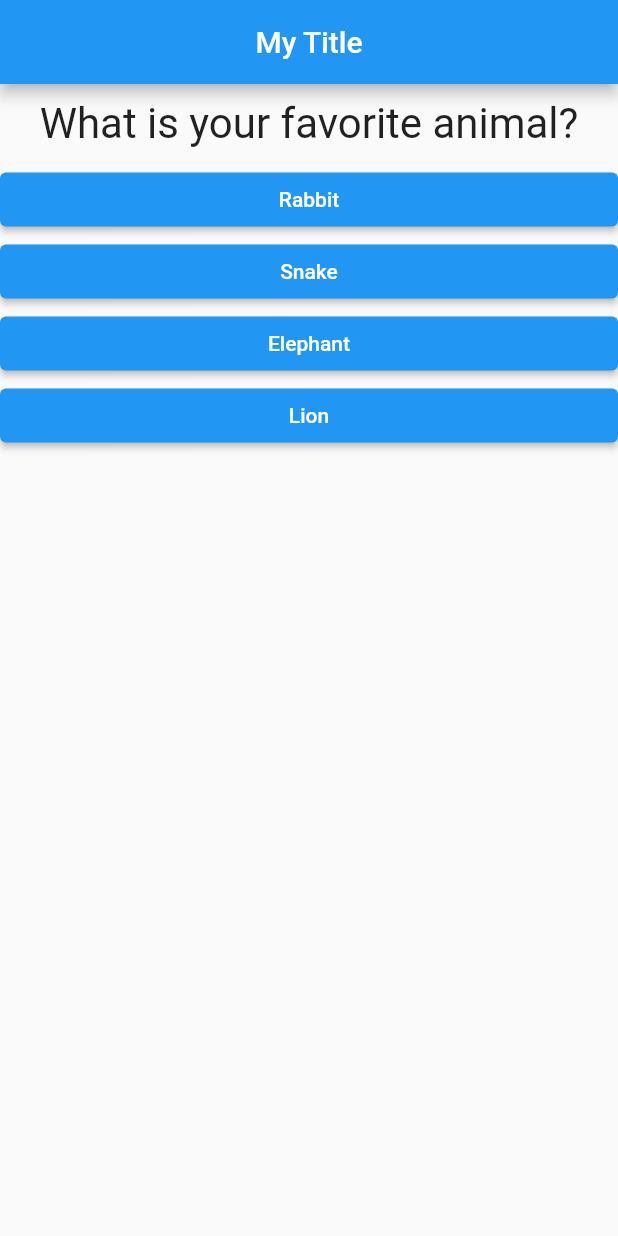
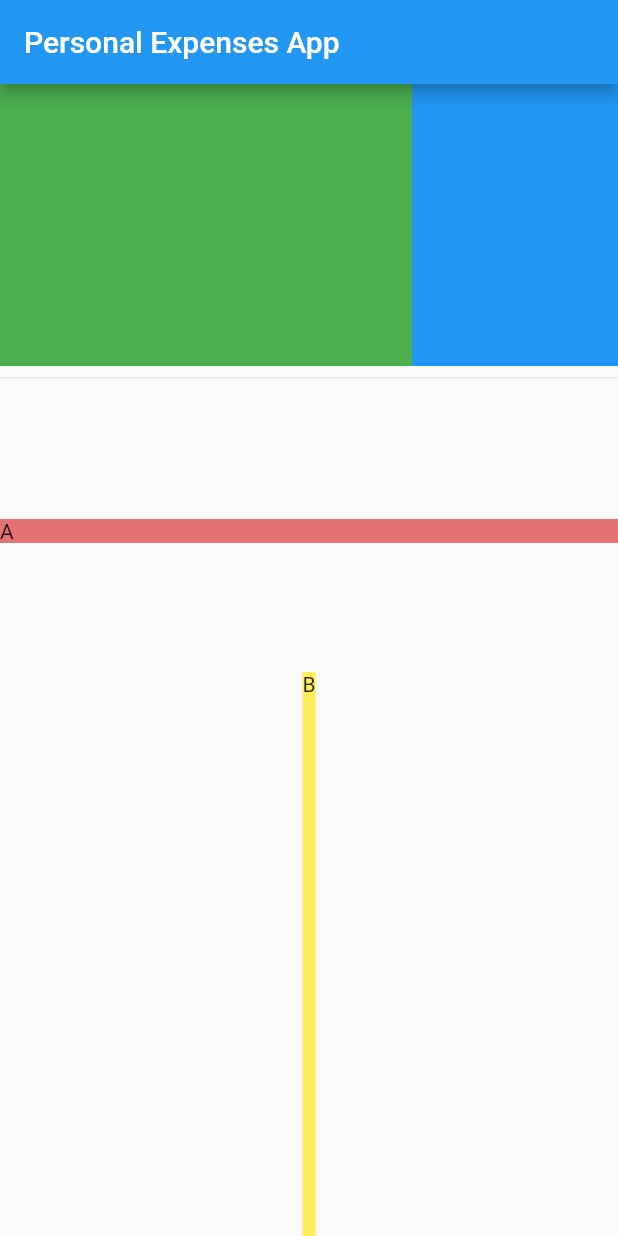
Before and after one commit to MircoSteyer/learn-flutter, a Flutter app: the screen it shows after launch, on a phone screen of 412 x 824 dp. Run offline on Flutter 3.47's test engine with Material 2 defaults, Android fonts, the phone set to English and light mode, and no system bars.

Commit message:
some experimentation with layout

```diff
--- a/lib/answer.dart
+++ /dev/null
@@ -1,22 +0,0 @@
-import 'package:flutter/material.dart';
-
-class Answer extends StatelessWidget {
-  final VoidCallback _onPressed;
-  final String _answer;
-
-  const Answer(this._onPressed, this._answer, {Key? key}) : super(key: key);
-
-  @override
-  Widget build(BuildContext context) {
-    return Container(
-      width: double.infinity,
-      child: ElevatedButton(
-        style: ButtonStyle(
-          backgroundColor: MaterialStateProperty.all(Colors.blue),
-        ),
-        child: Text(_answer),
-        onPressed: _onPressed,
-      ),
-    );
-  }
-}
--- /dev/null
+++ b/lib/home.dart
@@ -0,0 +1,60 @@
+import 'package:flutter/material.dart';
+
+class HomePage extends StatelessWidget {
+  const HomePage({Key? key}) : super(key: key);
+
+  @override
+  Widget build(BuildContext context) {
+    return Scaffold(
+        appBar: AppBar(
+          title: const Text("Personal Expenses App"),
+        ),
+        body: Column(
+          children: [
+            Expanded(
+              flex: 1,
+              child: Row(
+                children: [
+                  Expanded(
+                    flex: 4,
+                    child: Container(color: Colors.green),
+                  ),
+                  Expanded(
+                    flex: 2,
+                    child: Container(color: Colors.blue),
+                  ),
+                ],
+              ),
+            ),
+            Divider(),
+            Expanded(
+              flex: 3,
+              child: Column(
+                children: [
+                  Expanded(
+                    flex: 1,
+                    child: Row(
+                      children: [
+                        Expanded(
+                          child: Container(
+                            child: Text("A"),
+                            color: Colors.red[300],
+                          ),
+                        ),
+                      ],
+                    ),
+                  ),
+                  Expanded(
+                    flex: 2,
+                    child: Container(
+                      child: Text("B"),
+                      color: Colors.yellow[400],
+                    ),
+                  ),
+                ],
+              ),
+            ),
+          ],
+        ));
+  }
+}
--- a/lib/main.dart
+++ b/lib/main.dart
@@ -1,47 +1,16 @@
-import 'package:flutter/material.dart';
-import 'package:udemy_flutter_basics/quiz.dart';
+import "package:flutter/material.dart";
+import 'package:udemy_flutter_basics/home.dart';
 
 void main() => runApp(const MyApp());
 
-class MyApp extends StatefulWidget {
+class MyApp extends StatelessWidget {
   const MyApp({Key? key}) : super(key: key);
 
   @override
-  State<MyApp> createState() => _MyAppState();
-}
-
-class _MyAppState extends State<MyApp> {
-  var _showQuiz = true;
-  var _quizScore = 0;
-
-  void _endQuiz() {
-    setState(() {
-      _showQuiz = false;
-    });
-  }
-
-  void _getQuizScore(int score) {
-    setState(() {
-      _quizScore = score;
-    });
-  }
-
-  @override
   Widget build(BuildContext context) {
-    return MaterialApp(
-        home: Scaffold(
-      appBar: AppBar(
-        title: const Text("My Title"),
-        centerTitle: true,
-      ),
-      body: Align(
-          alignment: Alignment.center,
-          child: _showQuiz
-              ? Quiz(
-                  onQuizEnd: _endQuiz,
-                  sendQuizScore: _getQuizScore,
-                )
-              : Text("Quiz ended. Score: $_quizScore")),
-    ));
+    return const MaterialApp(
+      title: "Personal Expenses App",
+      home: HomePage(),
+    );
   }
 }
--- a/lib/question.dart
+++ /dev/null
@@ -1,18 +0,0 @@
-import 'package:flutter/material.dart';
-
-class Question extends StatelessWidget {
-  final String questionText;
-
-  const Question(this.questionText, {Key? key}) : super(key: key);
-
-  @override
-  Widget build(BuildContext context) {
-    return Container(
-      margin: const EdgeInsets.all(10),
-      child: Text(
-        questionText,
-        style: const TextStyle(fontSize: 28),
-      ),
-    );
-  }
-}
--- a/lib/quiz.dart
+++ /dev/null
@@ -1,82 +0,0 @@
-import 'package:flutter/foundation.dart';
-import 'package:flutter/material.dart';
-
-import 'answer.dart';
-import 'question.dart';
-
-class Quiz extends StatefulWidget {
-  final VoidCallback onQuizEnd;
-  final void Function(int) sendQuizScore;
-  static const _questions = [
-    {
-      "questionText": "What is your favorite animal?",
-      "answers": [
-        {"text": "Rabbit", "score": 2},
-        {"text": "Snake", "score": 1},
-        {"text": "Elephant", "score": 5},
-        {"text": "Lion", "score": 3}
-      ]
-    },
-    {
-      "questionText": "What is your favorite color?",
-      "answers": [
-        {"text": "Black", "score": 3},
-        {"text": "Red", "score": 2},
-        {"text": "Green", "score": 5},
-        {"text": "White", "score": 1}
-      ]
-    },
-    {
-      "questionText": "What is your favorite dish?",
-      "answers": [
-        {"text": "Ramen", "score": 3},
-        {"text": "Sushi", "score": 1},
-        {"text": "Kebab", "score": 2},
-        {"text": "Pizza", "score": 5}
-      ]
-    },
-  ];
-
-  const Quiz({required this.onQuizEnd, required this.sendQuizScore, Key? key})
-      : super(key: key);
-
-  @override
-  State<Quiz> createState() => _QuizState();
-}
-
-class _QuizState extends State<Quiz> {
-  var _questionPosition = 0;
-  var _score = 0;
-
-  void _answerQuestion({required int score}) {
-    setState(() {
-      _score += score;
-
-      print("[INFO] $_score");
-    });
-
-    if (_questionPosition >= Quiz._questions.length - 1) {
-      widget.onQuizEnd();
-      widget.sendQuizScore(_score);
-    } else {
-      setState(() {
-        _questionPosition++;
-      });
-    }
-  }
-
-  @override
-  Widget build(BuildContext context) {
-    return Column(
-      children: [
-        Question(Quiz._questions[_questionPosition]["questionText"] as String),
-        ...(Quiz._questions[_questionPosition]["answers"]
-                as List<Map<String, Object>>)
-            .map((answer) => Answer(
-                () => _answerQuestion(score: answer["score"] as int),
-                answer["text"] as String))
-            .toList()
-      ],
-    );
-  }
-}
```
